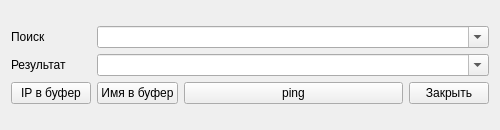
Qt form mainwindow.ui (Wonkakakto/IpClip) before a commit.
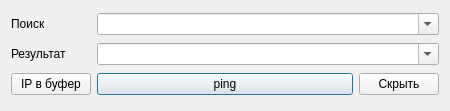
The same form after that commit. Icons and pictures are not drawn.

```diff
--- a/mainwindow.ui
+++ b/mainwindow.ui
@@ -6,16 +6,10 @@
    <rect>
     <x>0</x>
     <y>0</y>
-    <width>500</width>
-    <height>130</height>
+    <width>450</width>
+    <height>111</height>
    </rect>
   </property>
-  <property name="minimumSize">
-   <size>
-    <width>500</width>
-    <height>130</height>
-   </size>
-  </property>
   <property name="maximumSize">
    <size>
     <width>1920</width>
@@ -36,8 +30,6 @@
      <verstretch>0</verstretch>
     </sizepolicy>
    </property>
-   <layout class="QGridLayout" name="gridLayout_2">
-    <item row="0" column="0">
      <layout class="QGridLayout" name="gridLayout">
       <item row="0" column="0">
        <widget class="QLabel" name="lFind">
@@ -52,22 +44,19 @@
         </property>
        </widget>
       </item>
-      <item row="2" column="2">
-       <widget class="QPushButton" name="bpDoIt">
-        <property name="contextMenuPolicy">
-         <enum>Qt::CustomContextMenu</enum>
-        </property>
-        <property name="text">
-         <string>ping</string>
-        </property>
-        <property name="autoDefault">
-         <bool>false</bool>
-        </property>
-        <property name="default">
-         <bool>false</bool>
-        </property>
-        <property name="flat">
-         <bool>false</bool>
+    <item row="0" column="1" colspan="2">
+     <widget class="QComboBox" name="cbFind">
+      <property name="sizePolicy">
+       <sizepolicy hsizetype="Preferred" vsizetype="Fixed">
+        <horstretch>0</horstretch>
+        <verstretch>0</verstretch>
+       </sizepolicy>
+      </property>
+      <property name="toolTip">
+       <string>Введите строку для поиска</string>
+      </property>
+      <property name="editable">
+       <bool>true</bool>
         </property>
        </widget>
       </item>
@@ -84,52 +73,16 @@
         </property>
        </widget>
       </item>
-      <item row="2" column="3">
-       <widget class="QPushButton" name="pbClose">
-        <property name="sizePolicy">
-         <sizepolicy hsizetype="Fixed" vsizetype="Fixed">
-          <horstretch>0</horstretch>
-          <verstretch>0</verstretch>
-         </sizepolicy>
-        </property>
-        <property name="text">
-         <string>Закрыть</string>
-        </property>
-       </widget>
-      </item>
-      <item row="1" column="1" colspan="3">
+    <item row="1" column="1" colspan="2">
        <widget class="QComboBox" name="cbResult">
-        <property name="editable">
-         <bool>true</bool>
-        </property>
-       </widget>
-      </item>
-      <item row="0" column="1" colspan="3">
-       <widget class="QComboBox" name="cbFind">
-        <property name="sizePolicy">
-         <sizepolicy hsizetype="Preferred" vsizetype="Fixed">
-          <horstretch>0</horstretch>
-          <verstretch>0</verstretch>
-         </sizepolicy>
-        </property>
+      <property name="toolTip">
+       <string>Результат поиска</string>
+      </property>
         <property name="editable">
          <bool>true</bool>
         </property>
        </widget>
       </item>
-      <item row="2" column="1">
-       <widget class="QPushButton" name="pbName2Buf">
-        <property name="sizePolicy">
-         <sizepolicy hsizetype="Fixed" vsizetype="Fixed">
-          <horstretch>0</horstretch>
-          <verstretch>0</verstretch>
-         </sizepolicy>
-        </property>
-        <property name="text">
-         <string>Имя в буфер</string>
-        </property>
-       </widget>
-      </item>
       <item row="2" column="0">
        <widget class="QPushButton" name="pbIP2Buf">
         <property name="sizePolicy">
@@ -143,7 +96,49 @@
         </property>
        </widget>
       </item>
-     </layout>
+    <item row="2" column="1">
+     <widget class="QPushButton" name="bpDoIt">
+      <property name="contextMenuPolicy">
+       <enum>Qt::CustomContextMenu</enum>
+      </property>
+      <property name="toolTip">
+       <string>Выполнить команду</string>
+      </property>
+      <property name="text">
+       <string>ping</string>
+      </property>
+      <property name="autoDefault">
+       <bool>false</bool>
+      </property>
+      <property name="default">
+       <bool>true</bool>
+      </property>
+      <property name="flat">
+       <bool>false</bool>
+      </property>
+     </widget>
+    </item>
+    <item row="2" column="2">
+     <widget class="QPushButton" name="pbClose">
+      <property name="sizePolicy">
+       <sizepolicy hsizetype="Fixed" vsizetype="Fixed">
+        <horstretch>0</horstretch>
+        <verstretch>0</verstretch>
+       </sizepolicy>
+      </property>
+      <property name="contextMenuPolicy">
+       <enum>Qt::CustomContextMenu</enum>
+      </property>
+      <property name="toolTip">
+       <string>Скрыть окно (Esc)</string>
+      </property>
+      <property name="text">
+       <string>Скрыть</string>
+      </property>
+      <property name="shortcut">
+       <string>Esc</string>
+      </property>
+     </widget>
     </item>
    </layout>
   </widget>
```
Left out of the diff: 11 changed lines with no effect on the pictures. Lines whose indentation alone changed are shown as unchanged.
